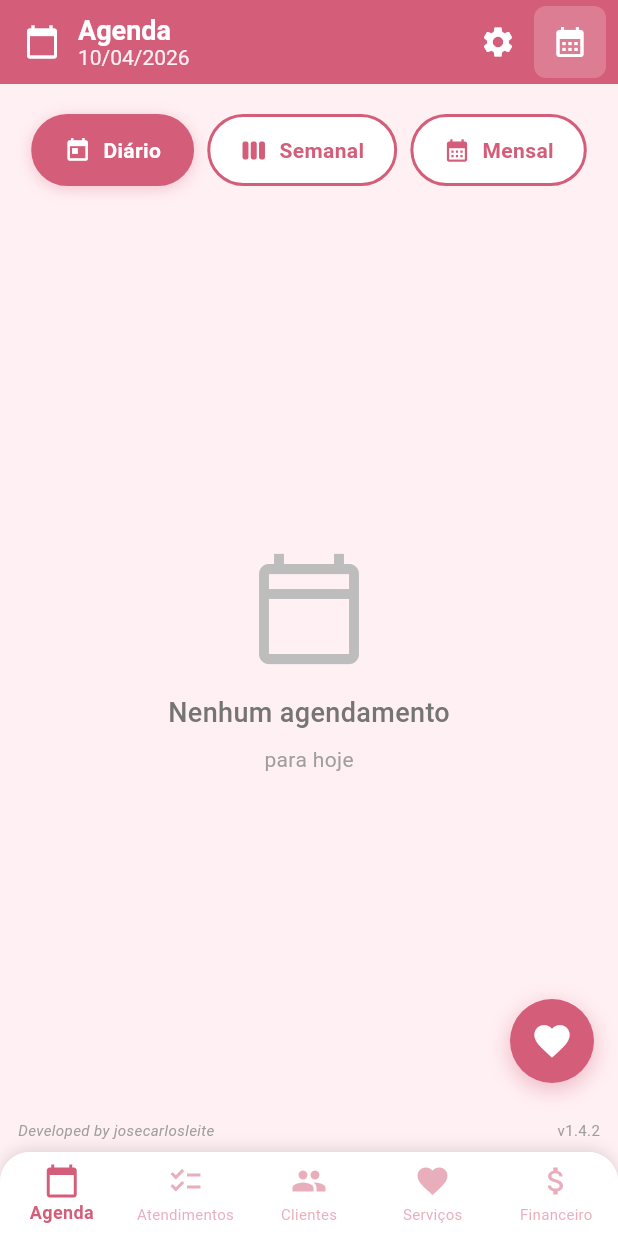
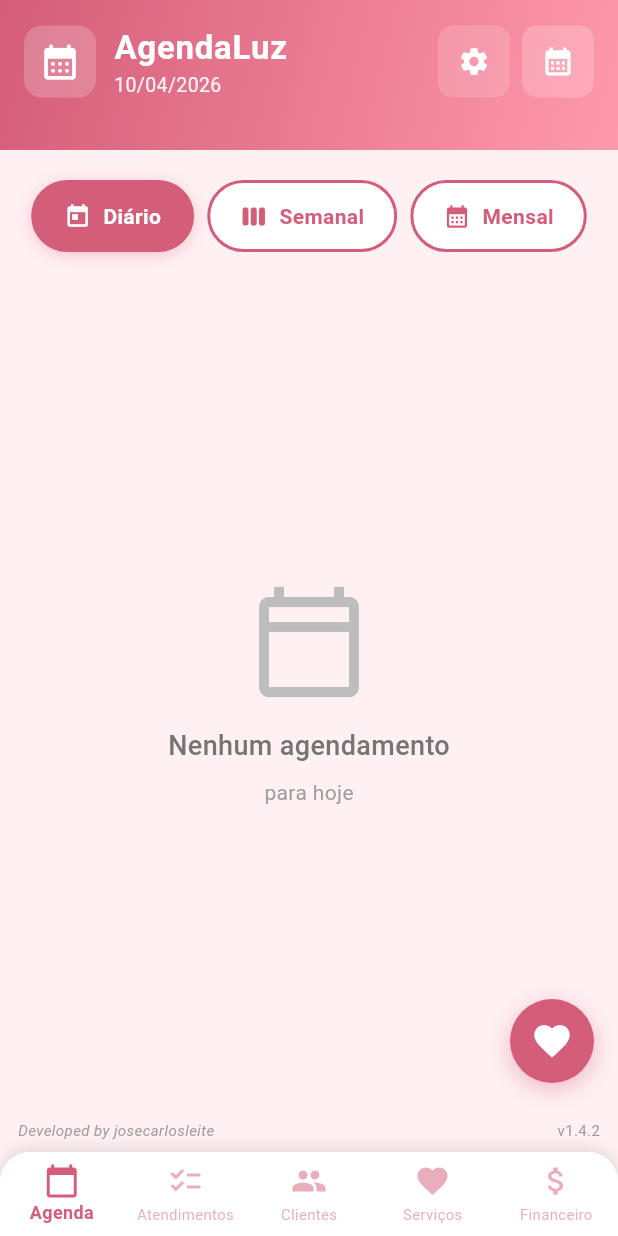
Before and after one commit to JCZerf/Agenda_luz_app, a Flutter app: the screen it shows after launch, on a phone screen of 412 x 824 dp. Run offline on Flutter 3.47's test engine with Material 3 defaults, Android fonts, the phone set to English and light mode, and no system bars; our stand-ins replace flutter_local_notifications, package_info_plus, share_plus, sqflite, timezone; accounts and stored records are empty.

Commit message:
Refactor app bar in AgendaScreen to enhance layout and usability, introducing a gradient background and reorganizing elements for better accessibility.

```diff
--- a/lib/screens/agenda_screen.dart
+++ b/lib/screens/agenda_screen.dart
@@ -525,27 +525,57 @@ class _AgendaScreenState extends State<AgendaScreen> {
         : DateFormat('dd/MM/yyyy').format(hoje);
 
     return Scaffold(
-      appBar: AppBar(
-        automaticallyImplyLeading: false,
-        backgroundColor: AppColors.textoEscuro,
-        elevation: 0,
-        title: Row(
+      appBar: PreferredSize(
+        preferredSize: const Size.fromHeight(100),
+        child: Container(
+          decoration: BoxDecoration(
+            gradient: LinearGradient(
+              colors: [AppColors.rosaEscuro, AppColors.rosaPrincipal],
+              begin: Alignment.topLeft,
+              end: Alignment.bottomRight,
+            ),
+          ),
+          child: SafeArea(
+            child: Padding(
+              padding: const EdgeInsets.fromLTRB(16, 16, 16, 12),
+              child: Column(
+                crossAxisAlignment: CrossAxisAlignment.start,
                 children: [
-            const Icon(Icons.calendar_today, color: Colors.white, size: 24),
+                  Row(
+                    mainAxisAlignment: MainAxisAlignment.spaceBetween,
+                    children: [
+                      Row(
+                        children: [
+                          Container(
+                            padding: const EdgeInsets.all(10),
+                            decoration: BoxDecoration(
+                              color: Colors.white.withOpacity(0.2),
+                              borderRadius: BorderRadius.circular(12),
+                            ),
+                            child: const Icon(
+                              Icons.calendar_month_rounded,
+                              color: Colors.white,
+                              size: 28,
+                            ),
+                          ),
                           const SizedBox(width: 12),
                           Column(
                             crossAxisAlignment: CrossAxisAlignment.start,
-              mainAxisSize: MainAxisSize.min,
                             children: [
                               const Text(
-                  'Agenda',
-                  style: TextStyle(color: Colors.white, fontWeight: FontWeight.bold, fontSize: 18),
+                                'AgendaLuz',
+                                style: TextStyle(
+                                  color: Colors.white,
+                                  fontSize: 22,
+                                  fontWeight: FontWeight.bold,
+                                  letterSpacing: 0.5,
+                                ),
                               ),
                               Text(
                                 subtitulo,
                                 style: TextStyle(
                                   color: Colors.white.withOpacity(0.9),
-                    fontSize: 14,
+                                  fontSize: 13,
                                   fontWeight: FontWeight.w400,
                                 ),
                               ),
@@ -553,29 +583,43 @@ class _AgendaScreenState extends State<AgendaScreen> {
                           ),
                         ],
                       ),
-        actions: [
-          IconButton(
-            icon: const Icon(Icons.settings, color: Colors.white),
+                      Row(
+                        children: [
+                          Container(
+                            decoration: BoxDecoration(
+                              color: Colors.white.withOpacity(0.15),
+                              borderRadius: BorderRadius.circular(10),
+                            ),
+                            child: IconButton(
+                              icon: const Icon(Icons.settings, color: Colors.white, size: 22),
                               onPressed: () {
                                 Navigator.pushNamed(context, '/configuracoes');
                               },
                               tooltip: 'Configurações',
                             ),
+                          ),
+                          const SizedBox(width: 8),
                           Container(
-            margin: const EdgeInsets.only(right: 8),
                             decoration: BoxDecoration(
                               color: Colors.white.withOpacity(0.2),
-              borderRadius: BorderRadius.circular(8),
+                              borderRadius: BorderRadius.circular(10),
                             ),
                             child: IconButton(
-              icon: const Icon(Icons.calendar_month, color: Colors.white),
+                              icon: const Icon(Icons.calendar_month, color: Colors.white, size: 22),
                               onPressed: _selecionarMesAno,
                               tooltip: 'Selecionar mês/ano',
                             ),
                           ),
                         ],
                       ),
-
+                    ],
+                  ),
+                ],
+              ),
+            ),
+          ),
+        ),
+      ),
       body: Column(
         children: [
           Column(
```
Lines whose indentation alone changed are shown as unchanged.
